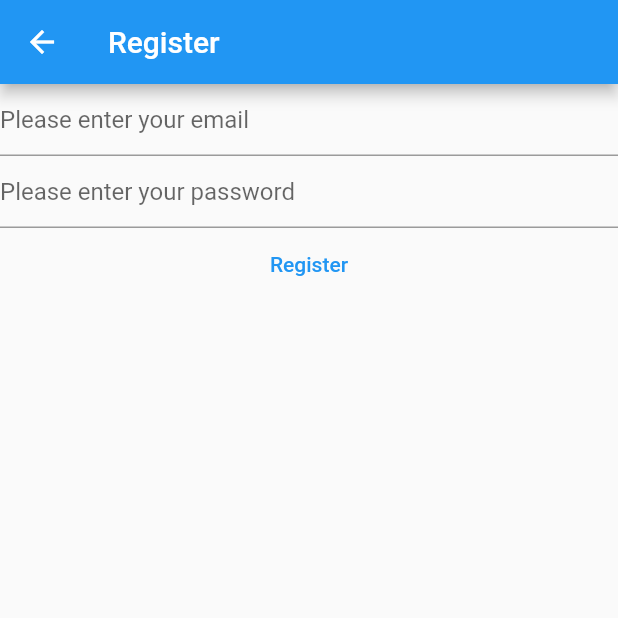
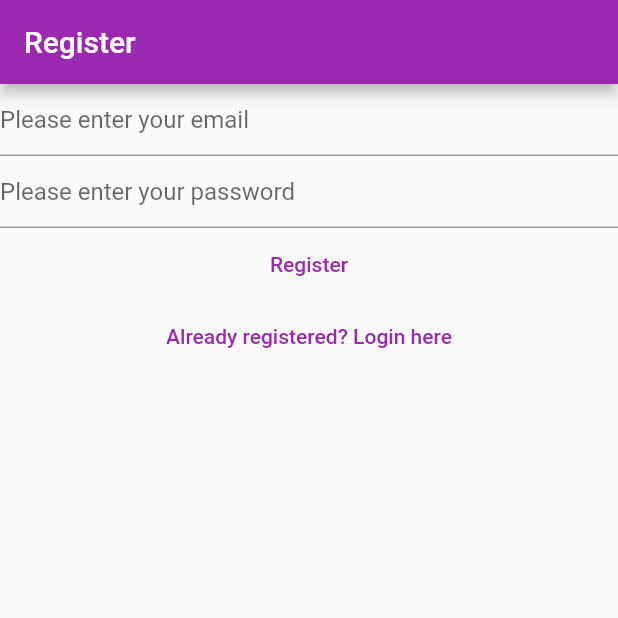
Before and after one commit to hellodit33/flutter-course, a Flutter app: the RegisterView screen opened directly, on a phone screen of 412 x 824 dp, the top half of it. Run offline on Flutter 3.47's test engine with Material 2 defaults, Android fonts, the phone set to English and light mode, and no system bars; our stand-ins replace firebase_auth, firebase_core; accounts and stored records are empty.

Commit message:
email verification, login, register

```diff
--- a/lib/views/register_view.dart
+++ b/lib/views/register_view.dart
@@ -33,26 +33,19 @@ class _RegisterViewState extends State<RegisterView> {
       appBar: AppBar(
         title: const Text('Register'),
       ),
-      body: FutureBuilder(
-        future: Firebase.initializeApp(
-          options: DefaultFirebaseOptions.currentPlatform,
-        ),
-        builder: (context, snapshot) {
-          switch (snapshot.connectionState) {
-            case ConnectionState.done:
-              return Column(
+      body: Column(
         children: [
           TextField(
-                    decoration: const InputDecoration(
-                        hintText: 'Please enter your email'),
+            decoration:
+                const InputDecoration(hintText: 'Please enter your email'),
             controller: _email,
             autocorrect: false,
             enableSuggestions: false,
             keyboardType: TextInputType.emailAddress,
           ),
           TextField(
-                    decoration: const InputDecoration(
-                        hintText: 'Please enter your password'),
+            decoration:
+                const InputDecoration(hintText: 'Please enter your password'),
             controller: _password,
             obscureText: true,
             enableSuggestions: false,
@@ -63,8 +56,8 @@ class _RegisterViewState extends State<RegisterView> {
               final email = _email.text;
               final password = _password.text;
               try {
-                        final userCredential = await FirebaseAuth.instance
-                            .createUserWithEmailAndPassword(
+                final userCredential =
+                    await FirebaseAuth.instance.createUserWithEmailAndPassword(
                   email: email,
                   password: password,
                 );
@@ -81,12 +74,13 @@ class _RegisterViewState extends State<RegisterView> {
             },
             child: const Text('Register'),
           ),
+          TextButton(
+              onPressed: () {
+                Navigator.of(context)
+                    .pushNamedAndRemoveUntil('/login/', (route) => false);
+              },
+              child: const Text('Already registered? Login here'))
         ],
-              );
-            default:
-              return const Text('loading...');
-          }
-        },
       ),
     );
   }
```
Also changed, not shown: lib/main.dart (+15 -13 lines), lib/views/login_view.dart (+14 -21 lines), lib/views/verify_email_view.dart (added, +29 -0 lines). Lines whose indentation alone changed are shown as unchanged.
